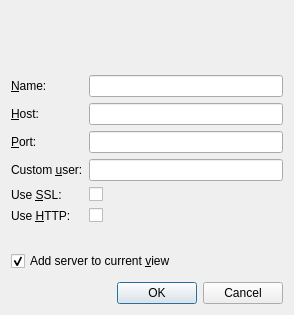
This is Viewer/ecflowUI/src/ServerAddDialog.ui in ecmwf/ecflow as Qt 5 draws it before an edit. The edited form follows.
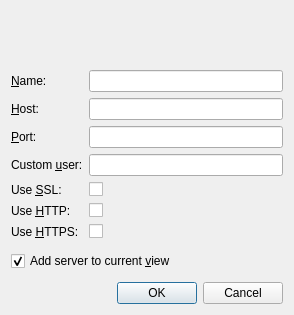
This is the edited form. Custom widgets are drawn as their Qt base class.

Commit message:
Enable HTTPS on the Client side
Re ECFLOW-1957

Patch:
```diff
--- a/Viewer/ecflowUI/src/ServerAddDialog.ui
+++ b/Viewer/ecflowUI/src/ServerAddDialog.ui
@@ -118,7 +118,24 @@
        </property>
       </widget>
      </item>
+     <item row="8" column="0">
+      <widget class="QLabel" name="label_6">
+       <property name="text">
+        <string>Use &amp;HTTPS:</string>
+       </property>
+       <property name="buddy">
+        <cstring>httpsCb</cstring>
+       </property>
+      </widget>
+     </item>
      <item row="8" column="1">
+      <widget class="QCheckBox" name="httpsCb">
+       <property name="text">
+        <string/>
+       </property>
+      </widget>
+     </item>
+     <item row="9" column="1">
       <widget class="MessageLabel" name="sslMessageLabel" native="true">
        <property name="sizePolicy">
         <sizepolicy hsizetype="Preferred" vsizetype="Minimum">
```
The commit also changes 17 other files.
